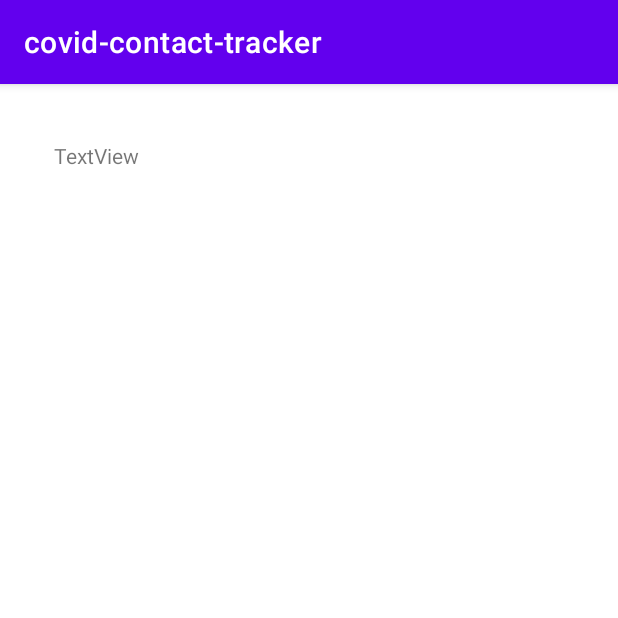
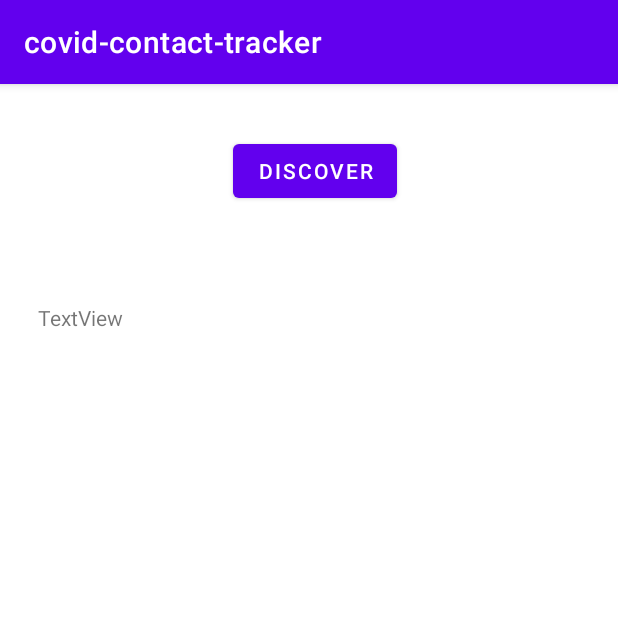
Before and after one commit to MihirS57/covid-contact-tracker, an Android app: the screen it shows after launch (MainActivity), on a phone screen of 412 x 824 dp, the top half of it. Run offline under Robolectric (Android 15) with nearby library versions, the phone set to English and light mode, and no system bars.

Commit message:
Some Changes

```diff
--- a/app/src/main/java/com/example/covid_contact_tracker/MainActivity.java
+++ b/app/src/main/java/com/example/covid_contact_tracker/MainActivity.java
@@ -14,14 +14,21 @@ import android.content.Intent;
 import android.content.IntentFilter;
 import android.os.Bundle;
 import android.util.Log;
+import android.view.View;
 import android.widget.TextView;
 import android.widget.Toast;
+
+import java.util.ArrayList;
+import java.util.HashMap;
+import java.util.Map;
 
 public class MainActivity extends AppCompatActivity {
 
     int REQUEST_ENABLE_BT = 0;
     TextView bt;
     BluetoothAdapter ba;
+    ArrayList<Map<String,String>> devicesList;
+    Map<String,String> deviceDetails;
     @Override
     protected void onCreate(Bundle savedInstanceState) {
         super.onCreate( savedInstanceState );
@@ -31,22 +38,32 @@ public class MainActivity extends AppCompatActivity {
         if(ba == null){
             Toast.makeText( this, "Bluetooth unsupported on this device", Toast.LENGTH_SHORT ).show();
         }else{
-            if(!ba.isEnabled()){
+            Log.d("Bluetooth","BA not null");
+            devicesList = new ArrayList<>();
+            deviceDetails = new HashMap<>();
+            IntentFilter filter = new IntentFilter( BluetoothDevice.ACTION_FOUND);
+            registerReceiver(receiver, filter);
+            ba.startDiscovery();
+            /*if(!ba.isEnabled()){
                 Log.d("Bluetooth","Bluetooth supported");
                 Intent enableBt = new Intent(BluetoothAdapter.ACTION_REQUEST_ENABLE);
                 startActivityForResult( enableBt,REQUEST_ENABLE_BT );
-            }
+            }*/
+
         }
     }
 
     @Override
     protected void onResume() {
         super.onResume();
-        Intent enableBt = new Intent(BluetoothAdapter.ACTION_REQUEST_ENABLE);
-        startActivityForResult( enableBt,REQUEST_ENABLE_BT );
+        /*Intent enableBt = new Intent(BluetoothAdapter.ACTION_REQUEST_ENABLE);
+        startActivityForResult( enableBt,REQUEST_ENABLE_BT );*/
+        IntentFilter filter = new IntentFilter( BluetoothDevice.ACTION_FOUND);
+        registerReceiver(receiver, filter);
+        ba.startDiscovery();
     }
 
-    @Override
+    /*@Override
     protected void onActivityResult(int requestCode, int resultCode, @Nullable Intent data) {
         super.onActivityResult( requestCode, resultCode, data );
         if(resultCode == -1){
@@ -60,11 +77,13 @@ public class MainActivity extends AppCompatActivity {
             Log.d("Bluetooth","Bluetooth disabled");
             Toast.makeText( this, "Bluetooth disabled", Toast.LENGTH_SHORT ).show();
         }
-    }
+    }*/
 
     private final BroadcastReceiver receiver = new BroadcastReceiver() {
         @Override
         public void onReceive(Context context, Intent intent) {
+            Log.d("Bluetooth","Receiving");
+            Toast.makeText( MainActivity.this, "Receiving", Toast.LENGTH_SHORT ).show();
             String action = intent.getAction();
             String str = "";
             if(BluetoothDevice.ACTION_FOUND.equals( action )){
@@ -73,10 +92,25 @@ public class MainActivity extends AppCompatActivity {
                 BluetoothDevice device = intent.getParcelableExtra(BluetoothDevice.EXTRA_DEVICE);
                 String deviceName = device.getName();
                 int deviceType = device.getType();
-                BluetoothClass bs = device.getBluetoothClass();
-                str+=deviceName+": "+deviceType+"\n";
+                //BluetoothClass bs = device.getBluetoothClass();
+                String BclassS = "";
+                int Bclass = device.getBluetoothClass().getDeviceClass();
+                if(Bclass>=412 && Bclass<=612){
+                    BclassS = "Phone";
+                }else{
+                    BclassS = "Uncategorized";
+                }
+                String mac = device.getAddress();
+                str+=deviceName+": "+deviceType+": "+mac+": "+Bclass+"\n";
+                deviceDetails.put( "Device Name: ",deviceName );
+                deviceDetails.put("Device Type",Integer.toString( deviceType));
+                deviceDetails.put( "Bluetooth Class: ",BclassS);
+                deviceDetails.put( "Device MAC: ",mac );
+                if(!devicesList.contains( deviceDetails )){
+                    devicesList.add( deviceDetails );
+                }
 
-                bt.setText( str );
+                bt.setText( devicesList.toString() );
             }
         }
 
@@ -86,4 +120,13 @@ public class MainActivity extends AppCompatActivity {
         super.onDestroy();
         unregisterReceiver( receiver );
     }
+    public void discoverBt(View view){
+        Log.d("Bluetooth","Bluetooth restarted");
+        devicesList = new ArrayList<>();
+        deviceDetails = new HashMap<>();
+        unregisterReceiver( receiver );
+        IntentFilter filter = new IntentFilter( BluetoothDevice.ACTION_FOUND);
+        registerReceiver(receiver, filter);
+        ba.startDiscovery();
+    }
 }
--- a/app/src/main/res/layout/activity_main.xml
+++ b/app/src/main/res/layout/activity_main.xml
@@ -8,11 +8,26 @@
 
     <TextView
         android:id="@+id/bluetooth_devices"
+        android:layout_width="match_parent"
+        android:layout_height="wrap_content"
+        android:layout_below="@+id/discover"
+        android:layout_alignParentStart="true"
+        android:layout_alignParentEnd="true"
+        android:layout_marginStart="25dp"
+        android:layout_marginTop="64dp"
+        android:layout_marginEnd="47dp"
+        android:text="TextView" />
+
+    <Button
+        android:id="@+id/discover"
         android:layout_width="wrap_content"
         android:layout_height="wrap_content"
         android:layout_alignParentStart="true"
         android:layout_alignParentTop="true"
-        android:layout_marginStart="36dp"
-        android:layout_marginTop="38dp"
-        android:text="TextView" />
+        android:layout_alignParentEnd="true"
+        android:layout_marginStart="155dp"
+        android:layout_marginTop="34dp"
+        android:layout_marginEnd="147dp"
+        android:onClick="discoverBt"
+        android:text="Discover" />
 </RelativeLayout>
--- a/app/src/main/res/values-night/themes.xml
+++ /dev/null
@@ -1,16 +0,0 @@
-<resources xmlns:tools="http://schemas.android.com/tools">
-    <!-- Base application theme. -->
-    <style name="Theme.Covidcontacttracker" parent="Theme.MaterialComponents.DayNight.DarkActionBar">
-        <!-- Primary brand color. -->
-        <item name="colorPrimary">@color/purple_200</item>
-        <item name="colorPrimaryVariant">@color/purple_700</item>
-        <item name="colorOnPrimary">@color/black</item>
-        <!-- Secondary brand color. -->
-        <item name="colorSecondary">@color/teal_200</item>
-        <item name="colorSecondaryVariant">@color/teal_200</item>
-        <item name="colorOnSecondary">@color/black</item>
-        <!-- Status bar color. -->
-        <item name="android:statusBarColor" tools:targetApi="l">?attr/colorPrimaryVariant</item>
-        <!-- Customize your theme here. -->
-    </style>
-</resources>
--- a/app/src/main/res/values/themes.xml
+++ b/app/src/main/res/values/themes.xml
@@ -8,7 +8,7 @@
         <!-- Secondary brand color. -->
         <item name="colorSecondary">@color/teal_200</item>
         <item name="colorSecondaryVariant">@color/teal_700</item>
-        <item name="colorOnSecondary">@color/black</item>
+        <item name="colorOnSecondary">@color/white</item>
         <!-- Status bar color. -->
         <item name="android:statusBarColor" tools:targetApi="l">?attr/colorPrimaryVariant</item>
         <!-- Customize your theme here. -->
--- a/build.gradle
+++ b/build.gradle
@@ -5,7 +5,7 @@ buildscript {
         mavenCentral()
     }
     dependencies {
-        classpath "com.android.tools.build:gradle:4.2.0"
+        classpath 'com.android.tools.build:gradle:7.0.4'
 
         // NOTE: Do not place your application dependencies here; they belong
         // in the individual module build.gradle files
```
Also changed, not shown: gradle/wrapper/gradle-wrapper.properties.
